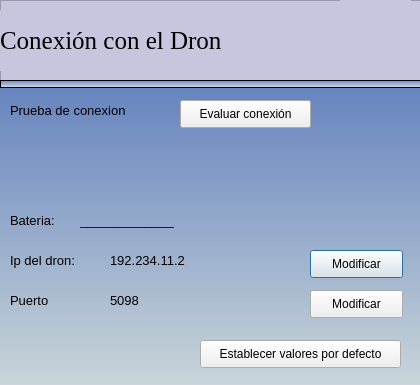
francisco2124/Cognidron-EEG-Version1.0, file pythonProject/vistas/conexion dron.ui: the form before one commit.
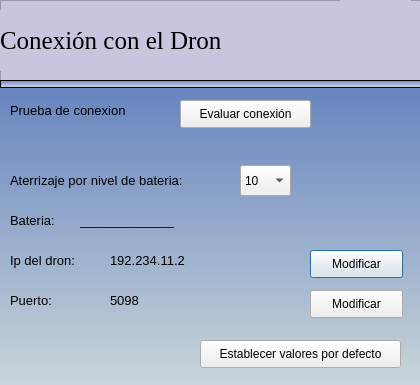
The form after the commit. Icons and pictures are not drawn.

The edit to the form file:
```diff
--- a/pythonProject/vistas/conexion dron.ui
+++ b/pythonProject/vistas/conexion dron.ui
@@ -319,7 +319,7 @@
     </font>
    </property>
    <property name="text">
-    <string>Puerto</string>
+    <string>Puerto:</string>
    </property>
   </widget>
   <widget class="QPushButton" name="pushButton_4">
@@ -335,6 +335,72 @@
     <string>Establecer valores por defecto</string>
    </property>
   </widget>
+  <widget class="QLabel" name="label_36">
+   <property name="geometry">
+    <rect>
+     <x>10</x>
+     <y>170</y>
+     <width>241</width>
+     <height>21</height>
+    </rect>
+   </property>
+   <property name="font">
+    <font>
+     <pointsize>10</pointsize>
+    </font>
+   </property>
+   <property name="text">
+    <string>Aterrizaje por nivel de bateria:</string>
+   </property>
+  </widget>
+  <widget class="QComboBox" name="cbPaciente_2">
+   <property name="geometry">
+    <rect>
+     <x>240</x>
+     <y>165</y>
+     <width>51</width>
+     <height>31</height>
+    </rect>
+   </property>
+   <property name="toolTip">
+    <string>Sleección de un paciente</string>
+   </property>
+   <item>
+    <property name="text">
+     <string>10</string>
+    </property>
+   </item>
+   <item>
+    <property name="text">
+     <string>15</string>
+    </property>
+   </item>
+   <item>
+    <property name="text">
+     <string>20</string>
+    </property>
+   </item>
+   <item>
+    <property name="text">
+     <string>25</string>
+    </property>
+   </item>
+   <item>
+    <property name="text">
+     <string>30</string>
+    </property>
+   </item>
+   <item>
+    <property name="text">
+     <string>35</string>
+    </property>
+   </item>
+   <item>
+    <property name="text">
+     <string>40</string>
+    </property>
+   </item>
+  </widget>
   <zorder>label_7</zorder>
   <zorder>label_17</zorder>
   <zorder>frame</zorder>
@@ -350,6 +416,8 @@
   <zorder>label_34</zorder>
   <zorder>label_35</zorder>
   <zorder>pushButton_4</zorder>
+  <zorder>label_36</zorder>
+  <zorder>cbPaciente_2</zorder>
  </widget>
  <resources>
   <include location="images/image.qrc"/>
```
